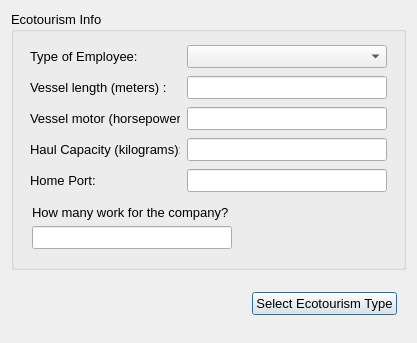
The window that cobi_loreto/Interview/ecotourism.ui (Ecotrust/openoceanmap-desktop) describes before a commit, drawn with Qt 5.
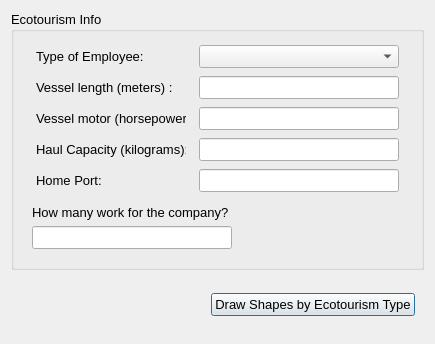
The same window after the commit.

```diff
--- a/cobi_loreto/Interview/ecotourism.ui
+++ b/cobi_loreto/Interview/ecotourism.ui
@@ -6,8 +6,8 @@
    <rect>
     <x>0</x>
     <y>0</y>
-    <width>417</width>
-    <height>343</height>
+    <width>435</width>
+    <height>344</height>
    </rect>
   </property>
   <property name="windowTitle" >
@@ -512,7 +512,7 @@
          </font>
         </property>
         <property name="text" >
-         <string>Select Ecotourism Type</string>
+         <string>Draw Shapes by Ecotourism Type</string>
         </property>
        </widget>
       </item>
```
